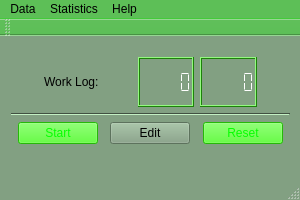
First picture: the form in ui/puncher.ui, repository LuisFilipeDias/puncher, before the edit.
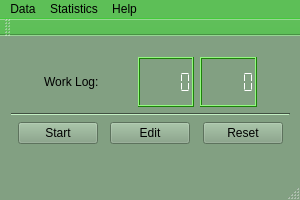
Second picture: the form after the edit.

The edit to the form file:
```diff
--- a/ui/puncher.ui
+++ b/ui/puncher.ui
@@ -1448,421 +1448,6 @@
        </item>
        <item>
         <widget class="QPushButton" name="ctrlButton">
-         <property name="palette">
-          <palette>
-           <active>
-            <colorrole role="WindowText">
-             <brush brushstyle="SolidPattern">
-              <color alpha="255">
-               <red>255</red>
-               <green>255</green>
-               <blue>255</blue>
-              </color>
-             </brush>
-            </colorrole>
-            <colorrole role="Button">
-             <brush brushstyle="SolidPattern">
-              <color alpha="236">
-               <red>43</red>
-               <green>255</green>
-               <blue>0</blue>
-              </color>
-             </brush>
-            </colorrole>
-            <colorrole role="Light">
-             <brush brushstyle="SolidPattern">
-              <color alpha="236">
-               <red>149</red>
-               <green>255</green>
-               <blue>127</blue>
-              </color>
-             </brush>
-            </colorrole>
-            <colorrole role="Midlight">
-             <brush brushstyle="SolidPattern">
-              <color alpha="236">
-               <red>96</red>
-               <green>255</green>
-               <blue>63</blue>
-              </color>
-             </brush>
-            </colorrole>
-            <colorrole role="Dark">
-             <brush brushstyle="SolidPattern">
-              <color alpha="236">
-               <red>21</red>
-               <green>127</green>
-               <blue>0</blue>
-              </color>
-             </brush>
-            </colorrole>
-            <colorrole role="Mid">
-             <brush brushstyle="SolidPattern">
-              <color alpha="236">
-               <red>28</red>
-               <green>170</green>
-               <blue>0</blue>
-              </color>
-             </brush>
-            </colorrole>
-            <colorrole role="Text">
-             <brush brushstyle="SolidPattern">
-              <color alpha="255">
-               <red>255</red>
-               <green>255</green>
-               <blue>255</blue>
-              </color>
-             </brush>
-            </colorrole>
-            <colorrole role="BrightText">
-             <brush brushstyle="SolidPattern">
-              <color alpha="255">
-               <red>255</red>
-               <green>255</green>
-               <blue>255</blue>
-              </color>
-             </brush>
-            </colorrole>
-            <colorrole role="ButtonText">
-             <brush brushstyle="SolidPattern">
-              <color alpha="255">
-               <red>5</red>
-               <green>255</green>
-               <blue>0</blue>
-              </color>
-             </brush>
-            </colorrole>
-            <colorrole role="Base">
-             <brush brushstyle="SolidPattern">
-              <color alpha="255">
-               <red>255</red>
-               <green>255</green>
-               <blue>255</blue>
-              </color>
-             </brush>
-            </colorrole>
-            <colorrole role="Window">
-             <brush brushstyle="SolidPattern">
-              <color alpha="236">
-               <red>43</red>
-               <green>255</green>
-               <blue>0</blue>
-              </color>
-             </brush>
-            </colorrole>
-            <colorrole role="Shadow">
-             <brush brushstyle="SolidPattern">
-              <color alpha="255">
-               <red>0</red>
-               <green>0</green>
-               <blue>0</blue>
-              </color>
-             </brush>
-            </colorrole>
-            <colorrole role="AlternateBase">
-             <brush brushstyle="SolidPattern">
-              <color alpha="245">
-               <red>149</red>
-               <green>255</green>
-               <blue>127</blue>
-              </color>
-             </brush>
-            </colorrole>
-            <colorrole role="ToolTipBase">
-             <brush brushstyle="SolidPattern">
-              <color alpha="255">
-               <red>255</red>
-               <green>255</green>
-               <blue>220</blue>
-              </color>
-             </brush>
-            </colorrole>
-            <colorrole role="ToolTipText">
-             <brush brushstyle="SolidPattern">
-              <color alpha="255">
-               <red>0</red>
-               <green>0</green>
-               <blue>0</blue>
-              </color>
-             </brush>
-            </colorrole>
-           </active>
-           <inactive>
-            <colorrole role="WindowText">
-             <brush brushstyle="SolidPattern">
-              <color alpha="255">
-               <red>255</red>
-               <green>255</green>
-               <blue>255</blue>
-              </color>
-             </brush>
-            </colorrole>
-            <colorrole role="Button">
-             <brush brushstyle="SolidPattern">
-              <color alpha="236">
-               <red>43</red>
-               <green>255</green>
-               <blue>0</blue>
-              </color>
-             </brush>
-            </colorrole>
-            <colorrole role="Light">
-             <brush brushstyle="SolidPattern">
-              <color alpha="236">
-               <red>149</red>
-               <green>255</green>
-               <blue>127</blue>
-              </color>
-             </brush>
-            </colorrole>
-            <colorrole role="Midlight">
-             <brush brushstyle="SolidPattern">
-              <color alpha="236">
-               <red>96</red>
-               <green>255</green>
-               <blue>63</blue>
-              </color>
-             </brush>
-            </colorrole>
-            <colorrole role="Dark">
-             <brush brushstyle="SolidPattern">
-              <color alpha="236">
-               <red>21</red>
-               <green>127</green>
-               <blue>0</blue>
-              </color>
-             </brush>
-            </colorrole>
-            <colorrole role="Mid">
-             <brush brushstyle="SolidPattern">
-              <color alpha="236">
-               <red>28</red>
-               <green>170</green>
-               <blue>0</blue>
-              </color>
-             </brush>
-            </colorrole>
-            <colorrole role="Text">
-             <brush brushstyle="SolidPattern">
-              <color alpha="255">
-               <red>255</red>
-               <green>255</green>
-               <blue>255</blue>
-              </color>
-             </brush>
-            </colorrole>
-            <colorrole role="BrightText">
-             <brush brushstyle="SolidPattern">
-              <color alpha="255">
-               <red>255</red>
-               <green>255</green>
-               <blue>255</blue>
-              </color>
-             </brush>
-            </colorrole>
-            <colorrole role="ButtonText">
-             <brush brushstyle="SolidPattern">
-              <color alpha="255">
-               <red>5</red>
-               <green>255</green>
-               <blue>0</blue>
-              </color>
-             </brush>
-            </colorrole>
-            <colorrole role="Base">
-             <brush brushstyle="SolidPattern">
-              <color alpha="255">
-               <red>255</red>
-               <green>255</green>
-               <blue>255</blue>
-              </color>
-             </brush>
-            </colorrole>
-            <colorrole role="Window">
-             <brush brushstyle="SolidPattern">
-              <color alpha="236">
-               <red>43</red>
-               <green>255</green>
-               <blue>0</blue>
-              </color>
-             </brush>
-            </colorrole>
-            <colorrole role="Shadow">
-             <brush brushstyle="SolidPattern">
-              <color alpha="255">
-               <red>0</red>
-               <green>0</green>
-               <blue>0</blue>
-              </color>
-             </brush>
-            </colorrole>
-            <colorrole role="AlternateBase">
-             <brush brushstyle="SolidPattern">
-              <color alpha="245">
-               <red>149</red>
-               <green>255</green>
-               <blue>127</blue>
-              </color>
-             </brush>
-            </colorrole>
-            <colorrole role="ToolTipBase">
-             <brush brushstyle="SolidPattern">
-              <color alpha="255">
-               <red>255</red>
-               <green>255</green>
-               <blue>220</blue>
-              </color>
-             </brush>
-            </colorrole>
-            <colorrole role="ToolTipText">
-             <brush brushstyle="SolidPattern">
-              <color alpha="255">
-               <red>0</red>
-               <green>0</green>
-               <blue>0</blue>
-              </color>
-             </brush>
-            </colorrole>
-           </inactive>
-           <disabled>
-            <colorrole role="WindowText">
-             <brush brushstyle="SolidPattern">
-              <color alpha="236">
-               <red>21</red>
-               <green>127</green>
-               <blue>0</blue>
-              </color>
-             </brush>
-            </colorrole>
-            <colorrole role="Button">
-             <brush brushstyle="SolidPattern">
-              <color alpha="236">
-               <red>43</red>
-               <green>255</green>
-               <blue>0</blue>
-              </color>
-             </brush>
-            </colorrole>
-            <colorrole role="Light">
-             <brush brushstyle="SolidPattern">
-              <color alpha="236">
-               <red>149</red>
-               <green>255</green>
-               <blue>127</blue>
-              </color>
-             </brush>
-            </colorrole>
-            <colorrole role="Midlight">
-             <brush brushstyle="SolidPattern">
-              <color alpha="236">
-               <red>96</red>
-               <green>255</green>
-               <blue>63</blue>
-              </color>
-             </brush>
-            </colorrole>
-            <colorrole role="Dark">
-             <brush brushstyle="SolidPattern">
-              <color alpha="236">
-               <red>21</red>
-               <green>127</green>
-               <blue>0</blue>
-              </color>
-             </brush>
-            </colorrole>
-            <colorrole role="Mid">
-             <brush brushstyle="SolidPattern">
-              <color alpha="236">
-               <red>28</red>
-               <green>170</green>
-               <blue>0</blue>
-              </color>
-             </brush>
-            </colorrole>
-            <colorrole role="Text">
-             <brush brushstyle="SolidPattern">
-              <color alpha="236">
-               <red>21</red>
-               <green>127</green>
-               <blue>0</blue>
-              </color>
-             </brush>
-            </colorrole>
-            <colorrole role="BrightText">
-             <brush brushstyle="SolidPattern">
-              <color alpha="255">
-               <red>255</red>
-               <green>255</green>
-               <blue>255</blue>
-              </color>
-             </brush>
-            </colorrole>
-            <colorrole role="ButtonText">
-             <brush brushstyle="SolidPattern">
-              <color alpha="236">
-               <red>21</red>
-               <green>127</green>
-               <blue>0</blue>
-              </color>
-             </brush>
-            </colorrole>
-            <colorrole role="Base">
-             <brush brushstyle="SolidPattern">
-              <color alpha="236">
-               <red>43</red>
-               <green>255</green>
-               <blue>0</blue>
-              </color>
-             </brush>
-            </colorrole>
-            <colorrole role="Window">
-             <brush brushstyle="SolidPattern">
-              <color alpha="236">
-               <red>43</red>
-               <green>255</green>
-               <blue>0</blue>
-              </color>
-             </brush>
-            </colorrole>
-            <colorrole role="Shadow">
-             <brush brushstyle="SolidPattern">
-              <color alpha="255">
-               <red>0</red>
-               <green>0</green>
-               <blue>0</blue>
-              </color>
-             </brush>
-            </colorrole>
-            <colorrole role="AlternateBase">
-             <brush brushstyle="SolidPattern">
-              <color alpha="236">
-               <red>43</red>
-               <green>255</green>
-               <blue>0</blue>
-              </color>
-             </brush>
-            </colorrole>
-            <colorrole role="ToolTipBase">
-             <brush brushstyle="SolidPattern">
-              <color alpha="255">
-               <red>255</red>
-               <green>255</green>
-               <blue>220</blue>
-              </color>
-             </brush>
-            </colorrole>
-            <colorrole role="ToolTipText">
-             <brush brushstyle="SolidPattern">
-              <color alpha="255">
-               <red>0</red>
-               <green>0</green>
-               <blue>0</blue>
-              </color>
-             </brush>
-            </colorrole>
-           </disabled>
-          </palette>
-         </property>
          <property name="text">
           <string>Start</string>
          </property>
@@ -1903,430 +1488,9 @@
        </item>
        <item>
         <widget class="QPushButton" name="resetButton">
-         <property name="palette">
-          <palette>
-           <active>
-            <colorrole role="WindowText">
-             <brush brushstyle="SolidPattern">
-              <color alpha="255">
-               <red>255</red>
-               <green>255</green>
-               <blue>255</blue>
-              </color>
-             </brush>
-            </colorrole>
-            <colorrole role="Button">
-             <brush brushstyle="SolidPattern">
-              <color alpha="236">
-               <red>43</red>
-               <green>255</green>
-               <blue>0</blue>
-              </color>
-             </brush>
-            </colorrole>
-            <colorrole role="Light">
-             <brush brushstyle="SolidPattern">
-              <color alpha="236">
-               <red>149</red>
-               <green>255</green>
-               <blue>127</blue>
-              </color>
-             </brush>
-            </colorrole>
-            <colorrole role="Midlight">
-             <brush brushstyle="SolidPattern">
-              <color alpha="236">
-               <red>96</red>
-               <green>255</green>
-               <blue>63</blue>
-              </color>
-             </brush>
-            </colorrole>
-            <colorrole role="Dark">
-             <brush brushstyle="SolidPattern">
-              <color alpha="236">
-               <red>21</red>
-               <green>127</green>
-               <blue>0</blue>
-              </color>
-             </brush>
-            </colorrole>
-            <colorrole role="Mid">
-             <brush brushstyle="SolidPattern">
-              <color alpha="236">
-               <red>28</red>
-               <green>170</green>
-               <blue>0</blue>
-              </color>
-             </brush>
-            </colorrole>
-            <colorrole role="Text">
-             <brush brushstyle="SolidPattern">
-              <color alpha="255">
-               <red>255</red>
-               <green>255</green>
-               <blue>255</blue>
-              </color>
-             </brush>
-            </colorrole>
-            <colorrole role="BrightText">
-             <brush brushstyle="SolidPattern">
-              <color alpha="255">
-               <red>255</red>
-               <green>255</green>
-               <blue>255</blue>
-              </color>
-             </brush>
-            </colorrole>
-            <colorrole role="ButtonText">
-             <brush brushstyle="SolidPattern">
-              <color alpha="255">
-               <red>5</red>
-               <green>255</green>
-               <blue>0</blue>
-              </color>
-             </brush>
-            </colorrole>
-            <colorrole role="Base">
-             <brush brushstyle="SolidPattern">
-              <color alpha="255">
-               <red>255</red>
-               <green>255</green>
-               <blue>255</blue>
-              </color>
-             </brush>
-            </colorrole>
-            <colorrole role="Window">
-             <brush brushstyle="SolidPattern">
-              <color alpha="236">
-               <red>43</red>
-               <green>255</green>
-               <blue>0</blue>
-              </color>
-             </brush>
-            </colorrole>
-            <colorrole role="Shadow">
-             <brush brushstyle="SolidPattern">
-              <color alpha="255">
-               <red>0</red>
-               <green>0</green>
-               <blue>0</blue>
-              </color>
-             </brush>
-            </colorrole>
-            <colorrole role="AlternateBase">
-             <brush brushstyle="SolidPattern">
-              <color alpha="245">
-               <red>149</red>
-               <green>255</green>
-               <blue>127</blue>
-              </color>
-             </brush>
-            </colorrole>
-            <colorrole role="ToolTipBase">
-             <brush brushstyle="SolidPattern">
-              <color alpha="255">
-               <red>255</red>
-               <green>255</green>
-               <blue>220</blue>
-              </color>
-             </brush>
-            </colorrole>
-            <colorrole role="ToolTipText">
-             <brush brushstyle="SolidPattern">
-              <color alpha="255">
-               <red>0</red>
-               <green>0</green>
-               <blue>0</blue>
-              </color>
-             </brush>
-            </colorrole>
-           </active>
-           <inactive>
-            <colorrole role="WindowText">
-             <brush brushstyle="SolidPattern">
-              <color alpha="255">
-               <red>255</red>
-               <green>255</green>
-               <blue>255</blue>
-              </color>
-             </brush>
-            </colorrole>
-            <colorrole role="Button">
-             <brush brushstyle="SolidPattern">
-              <color alpha="236">
-               <red>43</red>
-               <green>255</green>
-               <blue>0</blue>
-              </color>
-             </brush>
-            </colorrole>
-            <colorrole role="Light">
-             <brush brushstyle="SolidPattern">
-              <color alpha="236">
-               <red>149</red>
-               <green>255</green>
-               <blue>127</blue>
-              </color>
-             </brush>
-            </colorrole>
-            <colorrole role="Midlight">
-             <brush brushstyle="SolidPattern">
-              <color alpha="236">
-               <red>96</red>
-               <green>255</green>
-               <blue>63</blue>
-              </color>
-             </brush>
-            </colorrole>
-            <colorrole role="Dark">
-             <brush brushstyle="SolidPattern">
-              <color alpha="236">
-               <red>21</red>
-               <green>127</green>
-               <blue>0</blue>
-              </color>
-             </brush>
-            </colorrole>
-            <colorrole role="Mid">
-             <brush brushstyle="SolidPattern">
-              <color alpha="236">
-               <red>28</red>
-               <green>170</green>
-               <blue>0</blue>
-              </color>
-             </brush>
-            </colorrole>
-            <colorrole role="Text">
-             <brush brushstyle="SolidPattern">
-              <color alpha="255">
-               <red>255</red>
-               <green>255</green>
-               <blue>255</blue>
-              </color>
-             </brush>
-            </colorrole>
-            <colorrole role="BrightText">
-             <brush brushstyle="SolidPattern">
-              <color alpha="255">
-               <red>255</red>
-               <green>255</green>
-               <blue>255</blue>
-              </color>
-             </brush>
-            </colorrole>
-            <colorrole role="ButtonText">
-             <brush brushstyle="SolidPattern">
-              <color alpha="255">
-               <red>5</red>
-               <green>255</green>
-               <blue>0</blue>
-              </color>
-             </brush>
-            </colorrole>
-            <colorrole role="Base">
-             <brush brushstyle="SolidPattern">
-              <color alpha="255">
-               <red>255</red>
-               <green>255</green>
-               <blue>255</blue>
-              </color>
-             </brush>
-            </colorrole>
-            <colorrole role="Window">
-             <brush brushstyle="SolidPattern">
-              <color alpha="236">
-               <red>43</red>
-               <green>255</green>
-               <blue>0</blue>
-              </color>
-             </brush>
-            </colorrole>
-            <colorrole role="Shadow">
-             <brush brushstyle="SolidPattern">
-              <color alpha="255">
-               <red>0</red>
-               <green>0</green>
-               <blue>0</blue>
-              </color>
-             </brush>
-            </colorrole>
-            <colorrole role="AlternateBase">
-             <brush brushstyle="SolidPattern">
-              <color alpha="245">
-               <red>149</red>
-               <green>255</green>
-               <blue>127</blue>
-              </color>
-             </brush>
-            </colorrole>
-            <colorrole role="ToolTipBase">
-             <brush brushstyle="SolidPattern">
-              <color alpha="255">
-               <red>255</red>
-               <green>255</green>
-               <blue>220</blue>
-              </color>
-             </brush>
-            </colorrole>
-            <colorrole role="ToolTipText">
-             <brush brushstyle="SolidPattern">
-              <color alpha="255">
-               <red>0</red>
-               <green>0</green>
-               <blue>0</blue>
-              </color>
-             </brush>
-            </colorrole>
-           </inactive>
-           <disabled>
-            <colorrole role="WindowText">
-             <brush brushstyle="SolidPattern">
-              <color alpha="236">
-               <red>21</red>
-               <green>127</green>
-               <blue>0</blue>
-              </color>
-             </brush>
-            </colorrole>
-            <colorrole role="Button">
-             <brush brushstyle="SolidPattern">
-              <color alpha="236">
-               <red>43</red>
-               <green>255</green>
-               <blue>0</blue>
-              </color>
-             </brush>
-            </colorrole>
-            <colorrole role="Light">
-             <brush brushstyle="SolidPattern">
-              <color alpha="236">
-               <red>149</red>
-               <green>255</green>
-               <blue>127</blue>
-              </color>
-             </brush>
-            </colorrole>
-            <colorrole role="Midlight">
-             <brush brushstyle="SolidPattern">
-              <color alpha="236">
-               <red>96</red>
-               <green>255</green>
-               <blue>63</blue>
-              </color>
-             </brush>
-            </colorrole>
-            <colorrole role="Dark">
-             <brush brushstyle="SolidPattern">
-              <color alpha="236">
-               <red>21</red>
-               <green>127</green>
-               <blue>0</blue>
-              </color>
-             </brush>
-            </colorrole>
-            <colorrole role="Mid">
-             <brush brushstyle="SolidPattern">
-              <color alpha="236">
-               <red>28</red>
-               <green>170</green>
-               <blue>0</blue>
-              </color>
-             </brush>
-            </colorrole>
-            <colorrole role="Text">
-             <brush brushstyle="SolidPattern">
-              <color alpha="236">
-               <red>21</red>
-               <green>127</green>
-               <blue>0</blue>
-              </color>
-             </brush>
-            </colorrole>
-            <colorrole role="BrightText">
-             <brush brushstyle="SolidPattern">
-              <color alpha="255">
-               <red>255</red>
-               <green>255</green>
-               <blue>255</blue>
-              </color>
-             </brush>
-            </colorrole>
-            <colorrole role="ButtonText">
-             <brush brushstyle="SolidPattern">
-              <color alpha="236">
-               <red>21</red>
-               <green>127</green>
-               <blue>0</blue>
-              </color>
-             </brush>
-            </colorrole>
-            <colorrole role="Base">
-             <brush brushstyle="SolidPattern">
-              <color alpha="236">
-               <red>43</red>
-               <green>255</green>
-               <blue>0</blue>
-              </color>
-             </brush>
-            </colorrole>
-            <colorrole role="Window">
-             <brush brushstyle="SolidPattern">
-              <color alpha="236">
-               <red>43</red>
-               <green>255</green>
-               <blue>0</blue>
-              </color>
-             </brush>
-            </colorrole>
-            <colorrole role="Shadow">
-             <brush brushstyle="SolidPattern">
-              <color alpha="255">
-               <red>0</red>
-               <green>0</green>
-               <blue>0</blue>
-              </color>
-             </brush>
-            </colorrole>
-            <colorrole role="AlternateBase">
-             <brush brushstyle="SolidPattern">
-              <color alpha="236">
-               <red>43</red>
-               <green>255</green>
-               <blue>0</blue>
-              </color>
-             </brush>
-            </colorrole>
-            <colorrole role="ToolTipBase">
-             <brush brushstyle="SolidPattern">
-              <color alpha="255">
-               <red>255</red>
-               <green>255</green>
-               <blue>220</blue>
-              </color>
-             </brush>
-            </colorrole>
-            <colorrole role="ToolTipText">
-             <brush brushstyle="SolidPattern">
-              <color alpha="255">
-               <red>0</red>
-               <green>0</green>
-               <blue>0</blue>
-              </color>
-             </brush>
-            </colorrole>
-           </disabled>
-          </palette>
-         </property>
          <property name="text">
           <string>Reset</string>
          </property>
-         <property name="autoRepeatInterval">
-          <number>110</number>
-         </property>
-         <property name="flat">
-          <bool>false</bool>
-         </property>
         </widget>
        </item>
        <item>
```
Left out of the diff: 2 changed lines with no effect on the pictures.
